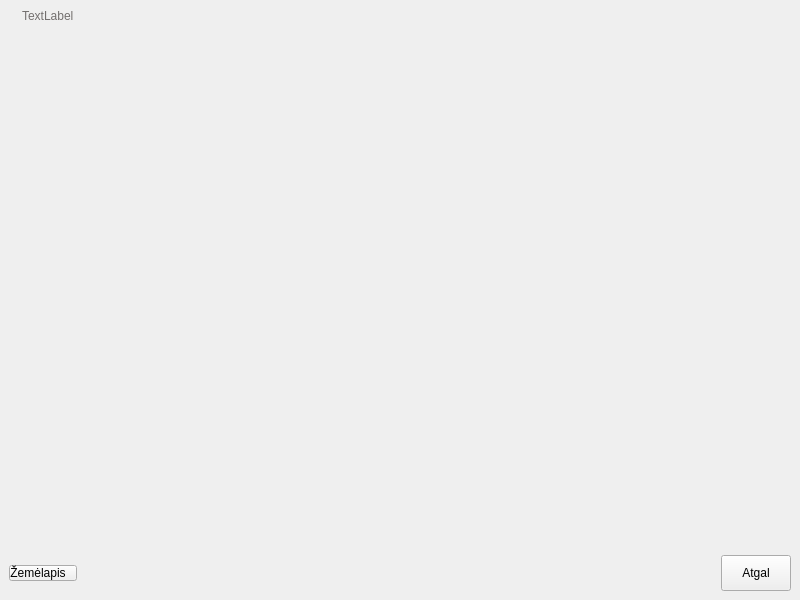
Before: the Qt Designer form nokia/AlausRadaras/publist.ui in vincnetas/alaus-radaras, drawn with Qt 5.
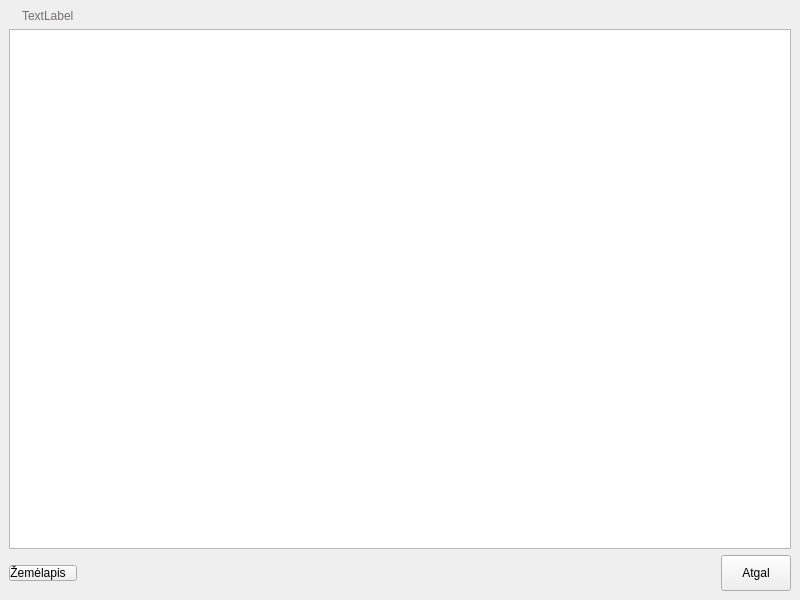
After: the same form once the commit is applied. Icons and pictures are not drawn.

Patch:
```diff
--- a/nokia/AlausRadaras/publist.ui
+++ b/nokia/AlausRadaras/publist.ui
@@ -34,24 +34,19 @@
      </widget>
     </item>
     <item>
-     <widget class="QWidget" name="widget" native="true">
+     <widget class="QListView" name="pubListView">
       <property name="sizePolicy">
        <sizepolicy hsizetype="MinimumExpanding" vsizetype="MinimumExpanding">
         <horstretch>0</horstretch>
         <verstretch>0</verstretch>
        </sizepolicy>
       </property>
-      <layout class="QHBoxLayout" name="horizontalLayout_2">
-       <property name="spacing">
-        <number>0</number>
-       </property>
-       <property name="margin">
-        <number>0</number>
-       </property>
-       <item>
-        <layout class="QVBoxLayout" name="listVerticalLayout"/>
-       </item>
-      </layout>
+      <property name="horizontalScrollBarPolicy">
+       <enum>Qt::ScrollBarAlwaysOff</enum>
+      </property>
+      <property name="verticalScrollMode">
+       <enum>QAbstractItemView::ScrollPerPixel</enum>
+      </property>
      </widget>
     </item>
     <item>
```
